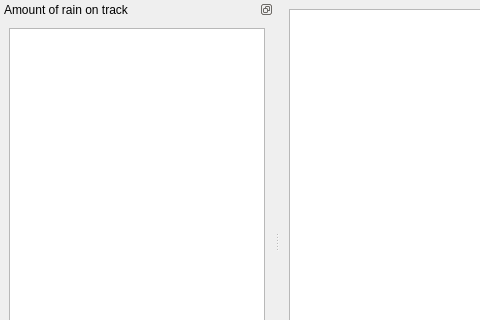
The window that src/forse/weather_station/WeatherStationWindow.ui (Pesa/forse) describes before a commit, drawn with Qt 5; both pictures show x 0 to 480 and y 0 to 320 of the 900 by 500 pixel window.
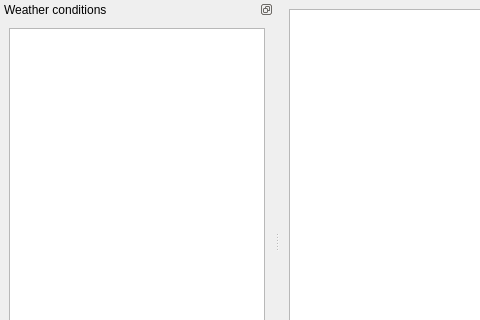
The same window after the commit. Icons and pictures are not drawn. Custom widgets are drawn as their Qt base class.

Commit message: [weather_station] Added icons everywhere :)

```diff
--- a/src/forse/weather_station/WeatherStationWindow.ui
+++ b/src/forse/weather_station/WeatherStationWindow.ui
@@ -30,7 +30,7 @@
     <set>QDockWidget::DockWidgetFloatable|QDockWidget::DockWidgetMovable</set>
    </property>
    <property name="windowTitle">
-    <string>Amount of rain on track</string>
+    <string>Weather conditions</string>
    </property>
    <attribute name="dockWidgetArea">
     <number>1</number>
```
Left out of the diff: 8 changed lines with no effect on the pictures. The commit also changes 7 other files.
